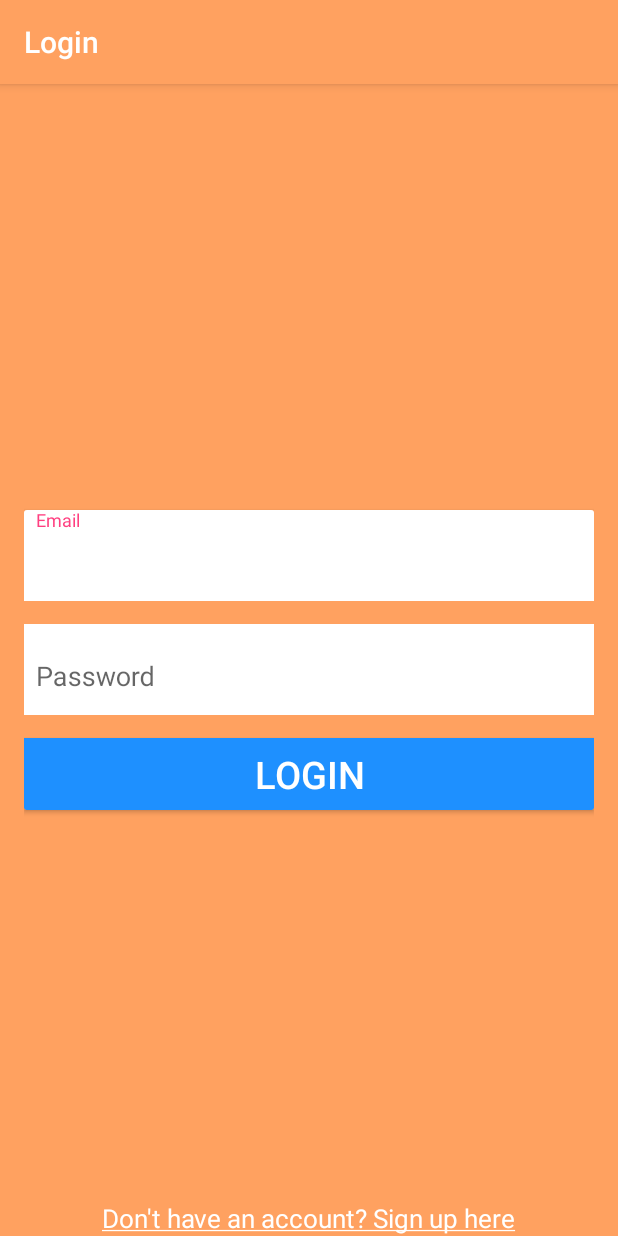
After one commit to walla-company/Walla, an Android app: the Login screen opened directly, with no data from a screen before it, on a phone screen of 412 x 824 dp. The commit adds this screen. Run offline under Robolectric (Android 15) with nearby library versions, the phone set to English and light mode, and no system bars.

Commit message:
added login activity

```diff
--- /dev/null
+++ b/app/src/main/java/genieus/com/walla/Login.java
@@ -0,0 +1,21 @@
+package genieus.com.walla;
+
+import android.os.Bundle;
+import android.support.design.widget.FloatingActionButton;
+import android.support.design.widget.Snackbar;
+import android.support.v7.app.AppCompatActivity;
+import android.support.v7.widget.Toolbar;
+import android.view.View;
+
+public class Login extends AppCompatActivity {
+
+    @Override
+    protected void onCreate(Bundle savedInstanceState) {
+        super.onCreate(savedInstanceState);
+        setContentView(R.layout.activity_login);
+        Toolbar toolbar = (Toolbar) findViewById(R.id.toolbar);
+        setSupportActionBar(toolbar);
+
+    }
+
+}
--- /dev/null
+++ b/app/src/main/res/layout/activity_login.xml
@@ -0,0 +1,26 @@
+<?xml version="1.0" encoding="utf-8"?>
+<android.support.design.widget.CoordinatorLayout xmlns:android="http://schemas.android.com/apk/res/android"
+    xmlns:app="http://schemas.android.com/apk/res-auto"
+    xmlns:tools="http://schemas.android.com/tools"
+    android:layout_width="match_parent"
+    android:layout_height="match_parent"
+    android:fitsSystemWindows="true"
+    tools:context="genieus.com.walla.Login">
+
+    <android.support.design.widget.AppBarLayout
+        android:layout_width="match_parent"
+        android:layout_height="wrap_content"
+        android:theme="@style/AppTheme.AppBarOverlay">
+
+        <android.support.v7.widget.Toolbar
+            android:id="@+id/toolbar"
+            android:layout_width="match_parent"
+            android:layout_height="?attr/actionBarSize"
+            android:background="?attr/colorPrimary"
+            app:popupTheme="@style/AppTheme.PopupOverlay" />
+
+    </android.support.design.widget.AppBarLayout>
+
+    <include layout="@layout/content_login" />
+
+</android.support.design.widget.CoordinatorLayout>
--- /dev/null
+++ b/app/src/main/res/layout/content_login.xml
@@ -0,0 +1,100 @@
+<?xml version="1.0" encoding="utf-8"?>
+<RelativeLayout xmlns:android="http://schemas.android.com/apk/res/android"
+    xmlns:app="http://schemas.android.com/apk/res-auto"
+    xmlns:tools="http://schemas.android.com/tools"
+    android:layout_width="match_parent"
+    android:layout_height="match_parent"
+    app:layout_behavior="@string/appbar_scrolling_view_behavior"
+    tools:context="genieus.com.walla.Login"
+    tools:showIn="@layout/activity_login">
+
+    <RelativeLayout xmlns:android="http://schemas.android.com/apk/res/android"
+        xmlns:tools="http://schemas.android.com/tools"
+        android:layout_width="match_parent"
+        android:layout_height="match_parent"
+        android:background="@color/colorPrimary"
+        android:paddingLeft="@dimen/activity_horizontal_margin"
+        android:paddingRight="@dimen/activity_horizontal_margin"
+        android:paddingTop="@dimen/activity_vertical_margin"
+        tools:context=".Login">
+
+
+        <android.support.v7.widget.CardView
+            android:layout_width="match_parent"
+            android:layout_height="wrap_content"
+            android:layout_centerHorizontal="true"
+            android:layout_centerVertical="true"
+            android:elevation="7dp">
+
+            <RelativeLayout
+                android:id="@+id/rl"
+                android:background="@color/colorPrimary"
+                android:layout_width="match_parent"
+                android:layout_height="wrap_content">
+
+                <android.support.design.widget.TextInputLayout
+                    android:id="@+id/input_email"
+                    android:background="@color/White"
+                    android:layout_width="match_parent"
+                    android:layout_height="wrap_content">
+
+                    <EditText
+                        android:id="@+id/enter_email"
+                        android:paddingLeft="@dimen/edit_text_inner_padding_left"
+                        android:background="@android:color/transparent"
+                        android:layout_width="match_parent"
+                        android:layout_height="@dimen/edit_text_height"
+                        android:hint="Email"
+                        android:inputType="textEmailAddress"
+                        android:textColor="@color/Black"
+                        android:textColorHint="@color/Black" />
+
+                </android.support.design.widget.TextInputLayout>
+
+                <android.support.design.widget.TextInputLayout
+                    android:layout_marginTop="@dimen/login_spacing"
+                    android:id="@+id/input_pass"
+                    android:background="@color/White"
+                    android:layout_below="@+id/input_email"
+                    android:layout_width="match_parent"
+                    android:layout_height="wrap_content">
+
+                    <EditText
+                        android:id="@+id/enter_pass"
+                        android:paddingLeft="@dimen/edit_text_inner_padding_left"
+                        android:background="@android:color/transparent"
+                        android:layout_width="match_parent"
+                        android:layout_height="@dimen/edit_text_height"
+                        android:layout_centerVertical="true"
+                        android:hint="Password"
+                        android:inputType="textPassword"
+                        android:textColor="@color/Black"
+                        android:textColorHint="@color/Black" />
+                </android.support.design.widget.TextInputLayout>
+
+
+                <Button
+                    android:id="@+id/login_btn"
+                    style="@style/login_btn"
+                    android:layout_width="match_parent"
+                    android:layout_height="wrap_content"
+                    android:layout_below="@+id/input_pass"
+                    android:layout_marginTop="@dimen/login_spacing"
+                    android:text="@string/login" />
+
+            </RelativeLayout>
+
+        </android.support.v7.widget.CardView>
+
+        <TextView
+            android:id="@+id/signup"
+            style="@style/signup"
+            android:layout_alignParentBottom="true"
+            android:layout_centerHorizontal="true"
+            android:text="@string/signup_prompt"
+            android:layout_width="wrap_content"
+            android:layout_height="wrap_content" />
+
+    </RelativeLayout>
+
+</RelativeLayout>
--- a/app/src/main/res/values/dimens.xml
+++ b/app/src/main/res/values/dimens.xml
@@ -37,5 +37,8 @@
     <dimen name="title_box_padding_left">5dp</dimen>
     <dimen name="title_padding_top">10dp</dimen>
     <dimen name="creator_padding_top">15dp</dimen>
+    <dimen name="edit_text_inner_padding_left">8dp</dimen>
+    <dimen name="edit_text_height">50dp</dimen>
+    <dimen name="login_spacing">15dp</dimen>
 
 </resources>
--- a/app/src/main/res/values/strings.xml
+++ b/app/src/main/res/values/strings.xml
@@ -10,4 +10,9 @@
     <string name="sample_category">Other</string>
     <string name="sample_poster">posted by Someone</string>
     <string name="sample_time">12:00 AM</string>
+    <string name="title_activity_login">Login</string>
+    <string name="title_activity_signup">Signup</string>
+    <string name="title_activity_create">Create</string>
+    <string name="login">Login</string>
+    <string name="signup_prompt"><u>Don\'t have an account? Sign up here</u></string>
 </resources>
--- a/app/src/main/res/values/styles.xml
+++ b/app/src/main/res/values/styles.xml
@@ -51,4 +51,15 @@
         <item name="android:textSize">22sp</item>
     </style>
 
+    <style name="login_btn">
+        <item name="android:background">@color/DodgerBlue</item>
+        <item name="android:textColor">@color/white</item>
+        <item name="android:textSize">25sp</item>
+    </style>
+
+    <style name="signup">
+        <item name="android:textSize">17sp</item>
+        <item name="android:textColor">@color/White</item>
+    </style>
+
 </resources>
```
Also changed, not shown: app/src/main/AndroidManifest.xml (+12 -0 lines), app/src/main/java/genieus/com/walla/Create.java (added, +29 -0 lines), app/src/main/java/genieus/com/walla/Profile.java (+16 -1 lines), app/src/main/java/genieus/com/walla/Signup.java (added, +29 -0 lines), app/src/main/res/layout/activity_create.xml (added, +34 -0 lines), app/src/main/res/layout/activity_signup.xml (added, +34 -0 lines), app/src/main/res/layout/content_create.xml (added, +15 -0 lines), app/src/main/res/layout/content_signup.xml (added, +15 -0 lines).
